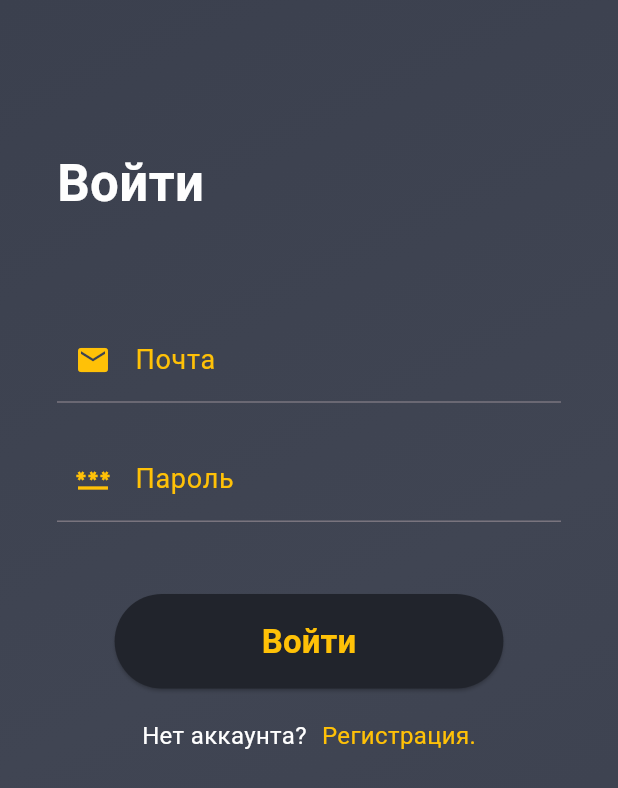
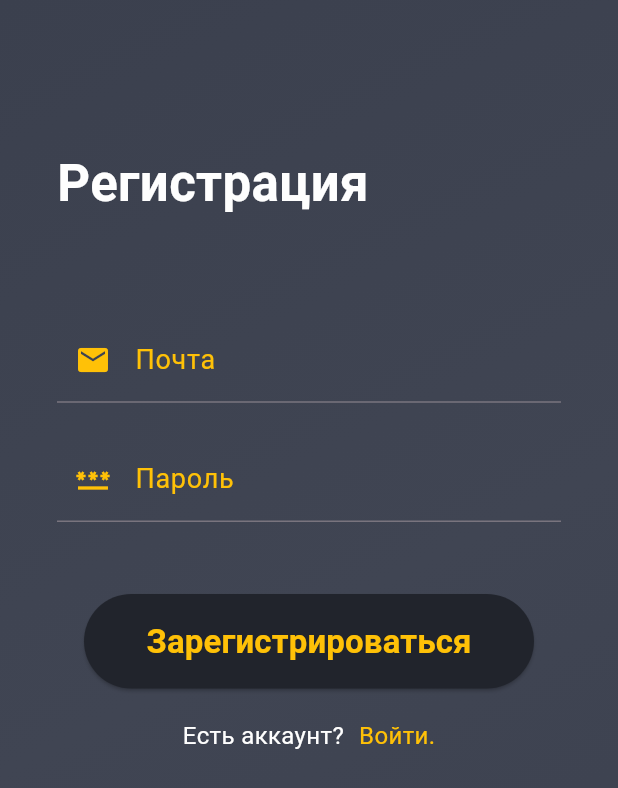
Before and after one commit to Alex228q/map_point, a Flutter app: the screen it shows after launch, on a phone screen of 412 x 824 dp. Shown: the top 788 px of the screen. Run offline on Flutter 3.47's test engine with Material 3 defaults, Android fonts, the phone set to English and light mode, and no system bars; our stand-ins replace flutter_map, geolocator, latlong2, lottie; missing offline and left inert: flutter_map_animations.

Commit message:
update10_12

```diff
--- a/lib/auth/presentation/auth_screen.dart
+++ b/lib/auth/presentation/auth_screen.dart
@@ -9,6 +9,14 @@ class AuthScreen extends StatefulWidget {
 }
 
 class _AuthScreenState extends State<AuthScreen> {
+  bool isLog = false;
+
+  void changeMode() {
+    setState(() {
+      isLog = !isLog;
+    });
+  }
+
   @override
   Widget build(BuildContext context) {
     return Scaffold(
@@ -32,7 +40,7 @@ class _AuthScreenState extends State<AuthScreen> {
               horizontal: 38,
             ),
             child: SingleChildScrollView(
-              child: logIn(),
+              child: isLog ? logIn() : register(),
             ),
           )
         ],
@@ -51,7 +59,7 @@ class _AuthScreenState extends State<AuthScreen> {
           height: 98,
         ),
         Text(
-          'Войти',
+          'Вход',
           style: TextStyle(
             color: Color.fromARGB(255, 254, 254, 254),
             fontSize: 34,
@@ -97,10 +105,12 @@ class _AuthScreenState extends State<AuthScreen> {
         ),
         SizedBox(height: 48),
         Align(
+          child: SizedBox(
+            width: 300,
             child: ElevatedButton(
               style: ElevatedButton.styleFrom(
                 backgroundColor: Color.fromARGB(255, 33, 36, 44),
-              padding: EdgeInsets.symmetric(horizontal: 98, vertical: 16),
+                padding: EdgeInsets.symmetric(vertical: 16),
               ),
               onPressed: () {
                 Navigator.pushReplacement(
@@ -122,6 +132,7 @@ class _AuthScreenState extends State<AuthScreen> {
               ),
             ),
           ),
+        ),
         SizedBox(height: 20),
         Row(
           mainAxisAlignment: MainAxisAlignment.center,
@@ -137,7 +148,7 @@ class _AuthScreenState extends State<AuthScreen> {
               width: 10,
             ),
             InkWell(
-              onTap: () {},
+              onTap: changeMode,
               child: Text(
                 'Регистрация.',
                 style: TextStyle(
@@ -151,4 +162,110 @@ class _AuthScreenState extends State<AuthScreen> {
       ],
     );
   }
+
+  Widget register() {
+    return Column(
+      crossAxisAlignment: CrossAxisAlignment.start,
+      children: [
+        SizedBox(
+          height: MediaQuery.of(context).padding.top,
+        ),
+        SizedBox(
+          height: 98,
+        ),
+        Text(
+          'Регистрация',
+          style: TextStyle(
+            color: Color.fromARGB(255, 254, 254, 254),
+            fontSize: 34,
+            fontWeight: FontWeight.bold,
+          ),
+        ),
+        SizedBox(height: 64),
+        Form(
+          child: Column(
+            children: [
+              TextFormField(
+                style: TextStyle(color: Colors.amber),
+                cursorColor: Colors.white,
+                decoration: InputDecoration(
+                  prefixIcon: Icon(Icons.email, color: Colors.amber),
+                  labelText: 'Почта',
+                  labelStyle: TextStyle(color: Colors.amber, fontSize: 18),
+                  focusedBorder: UnderlineInputBorder(
+                    borderSide: BorderSide(
+                      color: Colors.amber,
+                      width: 2.0,
+                    ),
+                  ),
+                ),
+              ),
+              SizedBox(height: 22),
+              TextFormField(
+                style: TextStyle(color: Colors.amber),
+                decoration: InputDecoration(
+                  prefixIcon: Icon(Icons.password, color: Colors.amber),
+                  labelText: 'Пароль',
+                  labelStyle: TextStyle(color: Colors.amber, fontSize: 18),
+                  focusedBorder: UnderlineInputBorder(
+                    borderSide: BorderSide(
+                      color: Colors.amber,
+                      width: 2.0,
+                    ),
+                  ),
+                ),
+              ),
+            ],
+          ),
+        ),
+        SizedBox(height: 48),
+        Align(
+          child: SizedBox(
+            width: 300,
+            child: ElevatedButton(
+              style: ElevatedButton.styleFrom(
+                backgroundColor: Color.fromARGB(255, 33, 36, 44),
+                padding: EdgeInsets.symmetric(vertical: 16),
+              ),
+              onPressed: () {},
+              child: Text(
+                'Зарегистрироваться',
+                style: TextStyle(
+                  color: Colors.amber,
+                  fontSize: 22,
+                  fontWeight: FontWeight.bold,
+                ),
+              ),
+            ),
+          ),
+        ),
+        SizedBox(height: 20),
+        Row(
+          mainAxisAlignment: MainAxisAlignment.center,
+          children: [
+            Text(
+              'Есть аккаунт?',
+              style: TextStyle(
+                color: Color.fromARGB(255, 254, 254, 254),
+                fontSize: 16,
+              ),
+            ),
+            SizedBox(
+              width: 10,
+            ),
+            InkWell(
+              onTap: changeMode,
+              child: Text(
+                'Войти.',
+                style: TextStyle(
+                  color: Colors.amber,
+                  fontSize: 16,
+                ),
+              ),
+            ),
+          ],
+        )
+      ],
+    );
   }
+}
```
Lines whose indentation alone changed are shown as unchanged.
